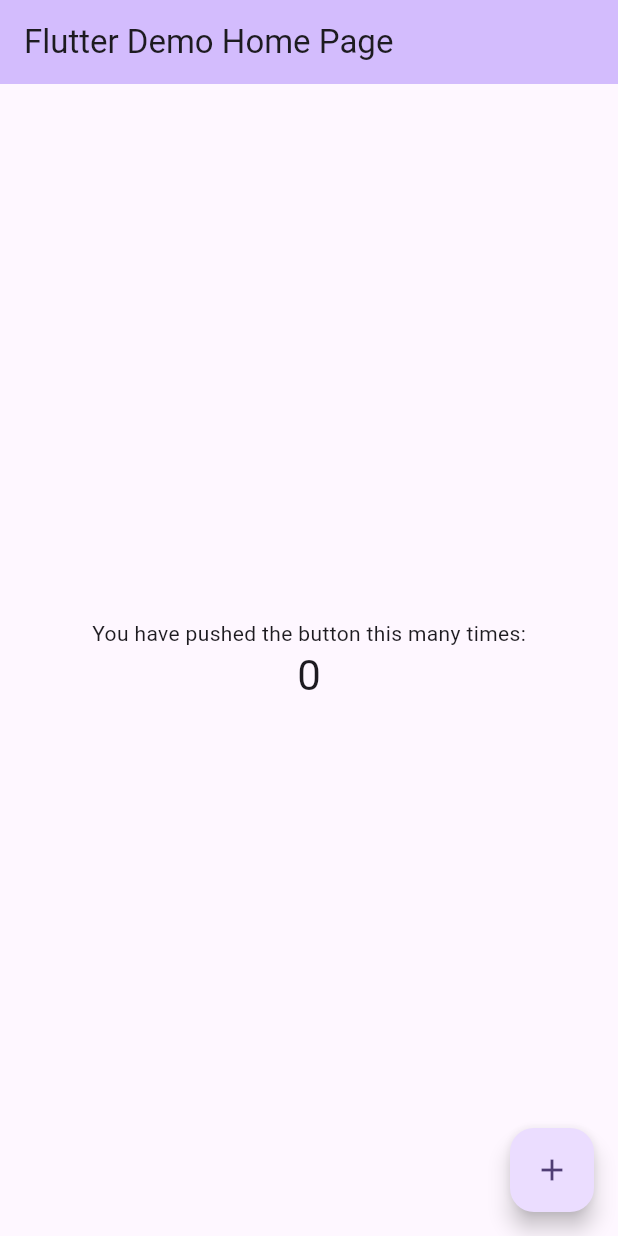
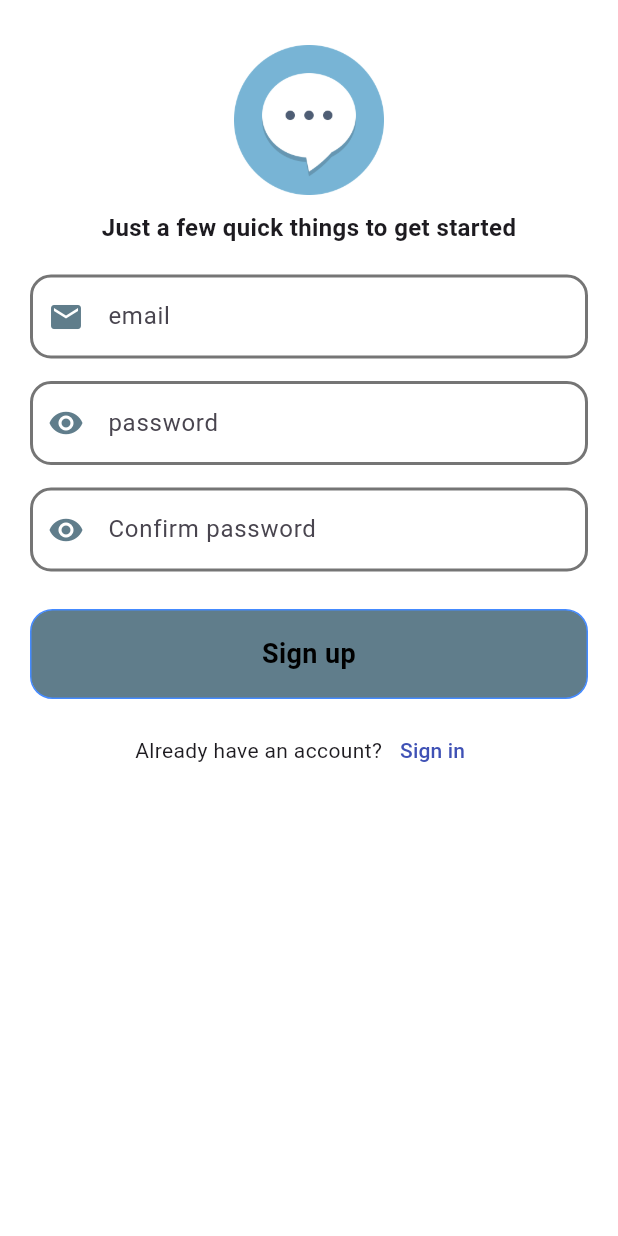
Before and after one commit to alazad214/chatapp, a Flutter app: the screen it shows after launch, on a phone screen of 412 x 824 dp. Run offline on Flutter 3.47's test engine with Material 3 defaults, Android fonts, the phone set to English and light mode, and no system bars; our stand-ins replace firebase_core, get; accounts and stored records are empty.

Commit message:
auth ui added

```diff
--- /dev/null
+++ b/lib/auth/login_screen.dart
@@ -0,0 +1,79 @@
+import 'package:chatapp/auth/signup_screen.dart';
+import 'package:chatapp/widgets/custom_buttom.dart';
+import 'package:chatapp/widgets/custom_textfield.dart';
+import 'package:flutter/material.dart';
+import 'package:get/get.dart';
+
+class LogIn_Screen extends StatelessWidget {
+  const LogIn_Screen({super.key});
+
+  @override
+  Widget build(BuildContext context) {
+    return Scaffold(
+      backgroundColor: Colors.white54,
+      body: SafeArea(
+        child: SingleChildScrollView(
+          child: Padding(
+            padding: const EdgeInsets.symmetric(horizontal: 20),
+            child: Center(
+              child: Column(
+                crossAxisAlignment: CrossAxisAlignment.center,
+                children: [
+                  //Image--->>
+                  Padding(
+                      padding: const EdgeInsets.only(top: 30, bottom: 10),
+                      child: Image.asset(
+                        "assets/image/chat.png",
+                        height: 100,
+                      )),
+
+                  //Welcome title--->>
+                  const Text(
+                    "Welcome back. Enjoy the time on AKTalk app.",
+                    textAlign: TextAlign.center,
+                    style: TextStyle(fontWeight: FontWeight.w600, fontSize: 16),
+                  ),
+
+                  const SizedBox(height: 20),
+                  //Textfield--->>
+                  Custom_textField(
+                    hinttext: "email",
+                    prefixicon: Icons.email,
+                  ),
+                  const SizedBox(height: 15),
+                  Custom_textField(
+                    hinttext: "password",
+                    prefixicon: Icons.remove_red_eye,
+                    obscuretext: true,
+                  ),
+                  const SizedBox(height: 25),
+
+                  //Sign in Button--->>
+                  const Custom_Button(
+                    text: "Sign in",
+                    color: Colors.blueGrey,
+                  ),
+                  const SizedBox(height: 10),
+                  Row(
+                    mainAxisAlignment: MainAxisAlignment.center,
+                    children: [
+                      const Text("Not a account?"),
+                      TextButton(
+                          onPressed: () {
+                            Get.to(SignUp_Screen());
+                          },
+                          child: const Text(
+                            "Sign Up",
+                            style: TextStyle(color: Colors.indigo),
+                          )),
+                    ],
+                  )
+                ],
+              ),
+            ),
+          ),
+        ),
+      ),
+    );
+  }
+}
--- /dev/null
+++ b/lib/auth/signup_screen.dart
@@ -0,0 +1,85 @@
+import 'package:chatapp/auth/login_screen.dart';
+import 'package:chatapp/widgets/custom_textfield.dart';
+import 'package:flutter/material.dart';
+import 'package:get/get.dart';
+
+import '../widgets/custom_buttom.dart';
+
+class SignUp_Screen extends StatelessWidget {
+  const SignUp_Screen({super.key});
+
+  @override
+  Widget build(BuildContext context) {
+    return Scaffold(
+      backgroundColor: Colors.white54,
+      body: SafeArea(
+        child: SingleChildScrollView(
+          child: Padding(
+            padding: const EdgeInsets.symmetric(horizontal: 20),
+            child: Center(
+              child: Column(
+                crossAxisAlignment: CrossAxisAlignment.center,
+                children: [
+                  //Image--->>
+                  Padding(
+                      padding: const EdgeInsets.only(top: 30, bottom: 10),
+                      child: Image.asset(
+                        "assets/image/chat.png",
+                        height: 100,
+                      )),
+
+                  //Welcome title--->>
+                  const Text(
+                    "Just a few quick things to get started",
+                    textAlign: TextAlign.center,
+                    style: TextStyle(fontWeight: FontWeight.w600, fontSize: 16),
+                  ),
+
+                  const SizedBox(height: 20),
+                  //Textfield--->>
+                  Custom_textField(
+                    hinttext: "email",
+                    prefixicon: Icons.email,
+                  ),
+                  const SizedBox(height: 15),
+                  Custom_textField(
+                    hinttext: "password",
+                    prefixicon: Icons.remove_red_eye,
+                    obscuretext: true,
+                  ),
+                  const SizedBox(height: 15),
+                  Custom_textField(
+                    hinttext: "Confirm password",
+                    prefixicon: Icons.remove_red_eye,
+                    obscuretext: true,
+                  ),
+                  const SizedBox(height: 25),
+                  //Sign up Button--->>
+                  const Custom_Button(
+                    text: "Sign up",
+                    color: Colors.blueGrey,
+                  ),
+                  const SizedBox(height: 10),
+                  Row(
+                    mainAxisAlignment: MainAxisAlignment.center,
+                    children: [
+                      const Text("Already have an account?"),
+                      TextButton(
+                          onPressed: () {
+                            Get.to(LogIn_Screen());
+                          },
+                          child: const Text(
+                            "Sign in",
+                            style: TextStyle(color: Colors.indigo),
+                          )),
+                    ],
+                  )
+                ],
+              ),
+            ),
+          ),
+        ),
+      ),
+    );
+  }
+}
--- a/lib/main.dart
+++ b/lib/main.dart
@@ -1,6 +1,20 @@
+import 'package:chatapp/auth/login_screen.dart';
+import 'package:chatapp/auth/signup_screen.dart';
+
+import 'package:firebase_core/firebase_core.dart';
 import 'package:flutter/material.dart';
+import 'package:flutter/services.dart';
+import 'package:get/get.dart';
 
-void main() {
+import 'firebase_options.dart';
+
+void main() async {
+  WidgetsFlutterBinding.ensureInitialized();
+  await Firebase.initializeApp(
+    options: DefaultFirebaseOptions.currentPlatform,
+  );
+  SystemChrome.setSystemUIOverlayStyle(
+      const SystemUiOverlayStyle(statusBarColor: Colors.transparent));
   runApp(const MyApp());
 }
 
@@ -10,116 +24,9 @@ class MyApp extends StatelessWidget {
   // This widget is the root of your application.
   @override
   Widget build(BuildContext context) {
-    return MaterialApp(
-      title: 'Flutter Demo',
-      theme: ThemeData(
-        // This is the theme of your application.
-        //
-        // TRY THIS: Try running your application with "flutter run". You'll see
-        // the application has a purple toolbar. Then, without quitting the app,
-        // try changing the seedColor in the colorScheme below to Colors.green
-        // and then invoke "hot reload" (save your changes or press the "hot
-        // reload" button in a Flutter-supported IDE, or press "r" if you used
-        // the command line to start the app).
-        //
-        // Notice that the counter didn't reset back to zero; the application
-        // state is not lost during the reload. To reset the state, use hot
-        // restart instead.
-        //
-        // This works for code too, not just values: Most code changes can be
-        // tested with just a hot reload.
-        colorScheme: ColorScheme.fromSeed(seedColor: Colors.deepPurple),
-        useMaterial3: true,
-      ),
-      home: const MyHomePage(title: 'Flutter Demo Home Page'),
-    );
+    return const GetMaterialApp(
+        debugShowCheckedModeBanner: false,
+        title: 'AKTalk',
+        home: SignUp_Screen());
   }
 }
-
-class MyHomePage extends StatefulWidget {
-  const MyHomePage({super.key, required this.title});
-
-  // This widget is the home page of your application. It is stateful, meaning
-  // that it has a State object (defined below) that contains fields that affect
-  // how it looks.
-
-  // This class is the configuration for the state. It holds the values (in this
-  // case the title) provided by the parent (in this case the App widget) and
-  // used by the build method of the State. Fields in a Widget subclass are
-  // always marked "final".
-
-  final String title;
-
-  @override
-  State<MyHomePage> createState() => _MyHomePageState();
-}
-
-class _MyHomePageState extends State<MyHomePage> {
-  int _counter = 0;
-
-  void _incrementCounter() {
-    setState(() {
-      // This call to setState tells the Flutter framework that something has
-      // changed in this State, which causes it to rerun the build method below
-      // so that the display can reflect the updated values. If we changed
-      // _counter without calling setState(), then the build method would not be
-      // called again, and so nothing would appear to happen.
-      _counter++;
-    });
-  }
-
-  @override
-  Widget build(BuildContext context) {
-    // This method is rerun every time setState is called, for instance as done
-    // by the _incrementCounter method above.
-    //
-    // The Flutter framework has been optimized to make rerunning build methods
-    // fast, so that you can just rebuild anything that needs updating rather
-    // than having to individually change instances of widgets.
-    return Scaffold(
-      appBar: AppBar(
-        // TRY THIS: Try changing the color here to a specific color (to
-        // Colors.amber, perhaps?) and trigger a hot reload to see the AppBar
-        // change color while the other colors stay the same.
-        backgroundColor: Theme.of(context).colorScheme.inversePrimary,
-        // Here we take the value from the MyHomePage object that was created by
-        // the App.build method, and use it to set our appbar title.
-        title: Text(widget.title),
-      ),
-      body: Center(
-        // Center is a layout widget. It takes a single child and positions it
-        // in the middle of the parent.
-        child: Column(
-          // Column is also a layout widget. It takes a list of children and
-          // arranges them vertically. By default, it sizes itself to fit its
-          // children horizontally, and tries to be as tall as its parent.
-          //
-          // Column has various properties to control how it sizes itself and
-          // how it positions its children. Here we use mainAxisAlignment to
-          // center the children vertically; the main axis here is the vertical
-          // axis because Columns are vertical (the cross axis would be
-          // horizontal).
-          //
-          // TRY THIS: Invoke "debug painting" (choose the "Toggle Debug Paint"
-          // action in the IDE, or press "p" in the console), to see the
-          // wireframe for each widget.
-          mainAxisAlignment: MainAxisAlignment.center,
-          children: <Widget>[
-            const Text(
-              'You have pushed the button this many times:',
-            ),
-            Text(
-              '$_counter',
-              style: Theme.of(context).textTheme.headlineMedium,
-            ),
-          ],
-        ),
-      ),
-      floatingActionButton: FloatingActionButton(
-        onPressed: _incrementCounter,
-        tooltip: 'Increment',
-        child: const Icon(Icons.add),
-      ), // This trailing comma makes auto-formatting nicer for build methods.
-    );
-  }
-}
--- /dev/null
+++ b/lib/screens/home_screen.dart
@@ -0,0 +1,21 @@
+import 'package:flutter/material.dart';
+
+class Home_Screen extends StatelessWidget {
+  const Home_Screen({super.key});
+
+  @override
+  Widget build(BuildContext context) {
+    return Scaffold(
+      body: SafeArea(
+        child: Center(
+          child: Column(
+            children: [
+              Image.asset("assets/image/chat.png"),
+              Text("Welcome back. Enjoy the time on AKTalk app.")
+            ],
+          ),
+        ),
+      ),
+    );
+  }
+}
--- /dev/null
+++ b/lib/widgets/custom_buttom.dart
@@ -0,0 +1,53 @@
+import 'package:flutter/material.dart';
+
+class Custom_Button extends StatelessWidget {
+  const Custom_Button(
+      {super.key, required this.text, this.color, this.ontap, this.isloading});
+  final String text;
+  final Color? color;
+  final ontap;
+  final bool? isloading;
+  @override
+  Widget build(BuildContext context) {
+    return InkWell(
+      onTap: ontap,
+      child: Container(
+        height: 60,
+        alignment: Alignment.center,
+        decoration: BoxDecoration(
+            color: color ?? Colors.white,
+            borderRadius: BorderRadius.circular(15),
+            border: Border.all(color: Colors.blueAccent)),
+        child: isloading == true
+            ? Center(
+                child: Row(
+                  mainAxisAlignment: MainAxisAlignment.center,
+                  crossAxisAlignment: CrossAxisAlignment.center,
+                  children: [
+                    const CircularProgressIndicator(
+                      color: Colors.black,
+                    ),
+                    const SizedBox(width: 10),
+                    Text(
+                      text,
+                      textAlign: TextAlign.center,
+                      style: const TextStyle(
+                          color: Colors.black,
+                          fontSize: 18,
+                          fontWeight: FontWeight.bold),
+                    ),
+                  ],
+                ),
+              )
+            : Text(
+                text,
+                textAlign: TextAlign.center,
+                style: const TextStyle(
+                    color: Colors.black,
+                    fontSize: 18,
+                    fontWeight: FontWeight.bold),
+              ),
+      ),
+    );
+  }
+}
--- /dev/null
+++ b/lib/widgets/custom_textfield.dart
@@ -0,0 +1,58 @@
+import 'package:flutter/material.dart';
+
+class Custom_textField extends StatelessWidget {
+  Custom_textField(
+      {super.key,
+      this.hinttext,
+      this.prefixicon,
+      this.validation,
+      this.obscuretext,
+      this.onchanged});
+
+  final hinttext;
+  final IconData? prefixicon;
+  final validation;
+  final obscuretext;
+  final onchanged;
+
+  @override
+  Widget build(BuildContext context) {
+    return TextFormField(
+      onChanged: onchanged,
+      validator: validation,
+      obscureText: obscuretext ?? false,
+      decoration: InputDecoration(
+        hintText: hinttext,
+
+        prefixIcon: Icon(
+          prefixicon,
+          color: Colors.blueGrey,
+        ),
+        filled: true,
+        fillColor: Colors.white,
+
+        //enable-->
+        enabledBorder: OutlineInputBorder(
+          borderRadius: BorderRadius.circular(14.0),
+          borderSide: const BorderSide(color: Colors.black54, width: 2),
+        ),
+        //focus-->
+        focusedBorder: OutlineInputBorder(
+          borderSide: const BorderSide(
+            color: Colors.teal,
+            width: 2,
+          ),
+          borderRadius: BorderRadius.circular(14.0),
+        ),
+        //focus-->
+        errorBorder: OutlineInputBorder(
+          borderSide: const BorderSide(
+            color: Colors.red,
+            width: 2,
+          ),
+          borderRadius: BorderRadius.circular(14.0),
+        ),
+      ),
+    );
+  }
+}
--- a/pubspec.yaml
+++ b/pubspec.yaml
@@ -70,8 +70,8 @@ flutter:
   uses-material-design: true
 
   # To add assets to your application, add an assets section, like this:
-  # assets:
-  #   - images/a_dot_burr.jpeg
+  assets:
+    - assets/image/
   #   - images/a_dot_ham.jpeg
 
   # An image asset can refer to one or more resolution-specific "variants", see
```
Also changed, not shown: assets/image/chat.png (added), lib/screens/splash_screen.dart (added), 1 other file.
